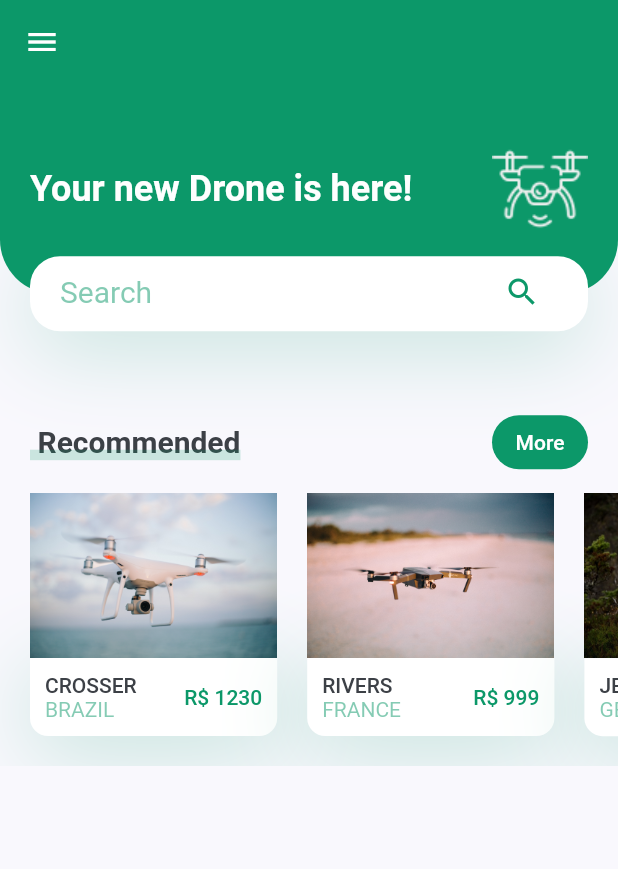
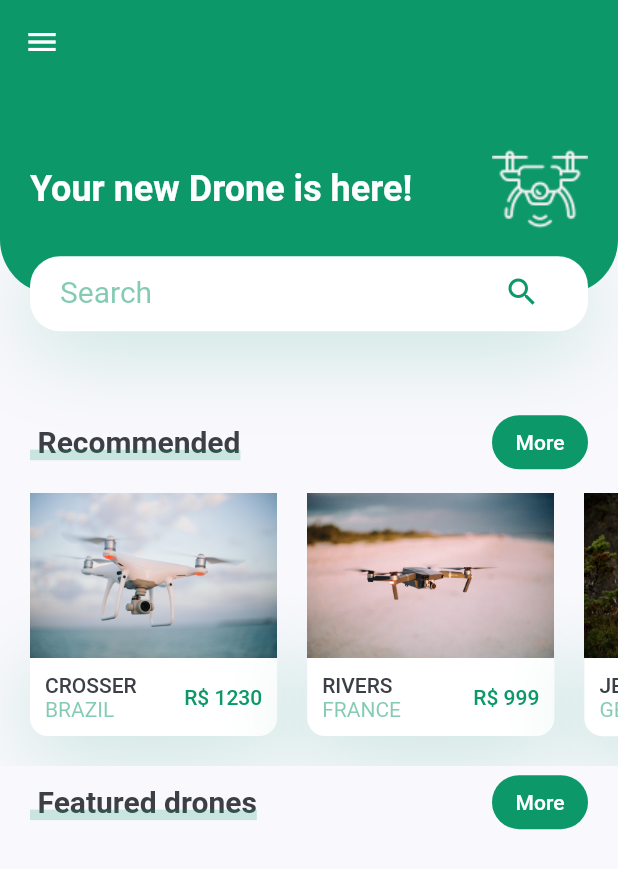
Before and after one commit to NatanDuarte/drone_store, a Flutter app: the screen it shows after launch, on a phone screen of 412 x 824 dp. Shown: the top 869 px of the screen. Run offline on Flutter 3.47's test engine with Material 2 defaults, Android fonts, the phone set to English and light mode, and no system bars.

Commit message:
feat: home screen body finished

```diff
--- a/lib/screens/home/components/body.dart
+++ b/lib/screens/home/components/body.dart
@@ -1,5 +1,6 @@
+import 'package:drone_store/constants.dart';
+import 'package:drone_store/screens/home/components/featured_drones.dart';
 import 'package:drone_store/screens/home/components/header_with_search_bar.dart';
-import 'package:drone_store/screens/home/components/recommended_drone_card.dart';
 import 'package:drone_store/screens/home/components/recommended_drones.dart';
 import 'package:drone_store/screens/home/components/title_with_button.dart';
 import 'package:drone_store/strings.dart';
@@ -17,6 +18,9 @@ class Body extends StatelessWidget {
           HeaderWithSearchBar(size: _size),
           TitleWithMoreButton(title: Strings.recommended, onPressed: () {}),
           const RecommendedDrones(),
+          TitleWithMoreButton(title: Strings.featuredDrones, onPressed: () {}),
+          const FeaturedDrones(),
+          const SizedBox(height: customDefaultPadding),
         ],
       ),
     );
```
